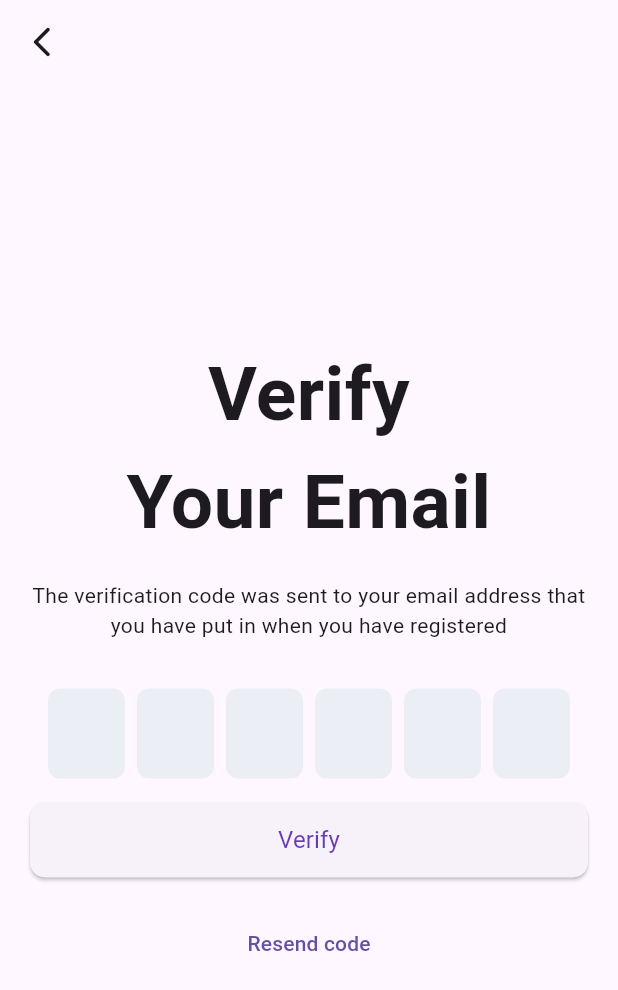
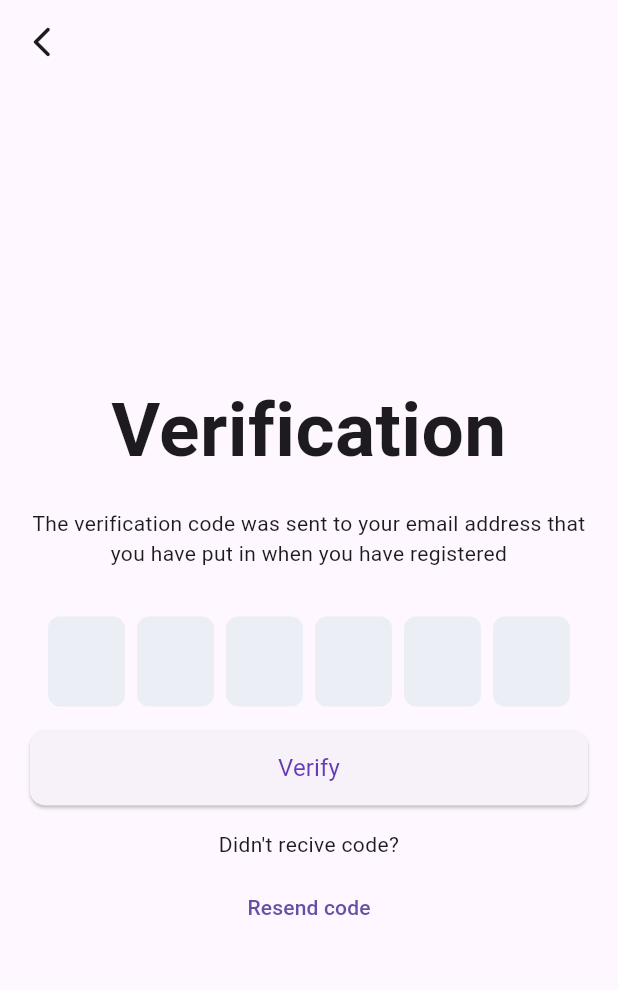
Before and after one commit to TemaDeveloper/flutter_demo, a Flutter app: the VerifyEmailScreen screen opened directly, on a phone screen of 412 x 824 dp. Shown: the top 990 px of the screen. Run offline on Flutter 3.47's test engine with Material 3 defaults, Android fonts, the phone set to English and light mode, and no system bars; drawn by our look-alikes of pinput; our stand-ins replace image_picker, pocketbase, rive; network calls fail.

```diff
--- a/lib/auth/varification.dart
+++ b/lib/auth/varification.dart
@@ -28,7 +28,7 @@ class _VerifyEmailScreenState extends State<VerifyEmailScreen> {
             crossAxisAlignment: CrossAxisAlignment.center,
             children: [
               const Text(
-                'Verify\nYour Email',
+                'Verification',
                 style: TextStyle(fontSize: 50, fontWeight: FontWeight.bold),
                 textAlign: TextAlign.center,
               ),
@@ -75,8 +75,13 @@ class _VerifyEmailScreenState extends State<VerifyEmailScreen> {
                   ),
                 ),
               ),
-              SizedBox(
-                height: 20,
+
+              const Padding(
+                padding: const EdgeInsets.fromLTRB(8, 16, 8, 8),
+                child: Text(
+                  'Didn\'t recive code?',
+                  textAlign: TextAlign.center,
+                ),
               ),
               TextButton(
                 onPressed: () {
--- a/lib/main.dart
+++ b/lib/main.dart
@@ -97,7 +97,7 @@ class _MyHomePageState extends State<HomePage> {
       bottomNavigationBar: BottomNavBar(
         currentIndex: _currentIndex,
         onTap: (i) => setState(() {
-          if (i == Screens.profile.index && usrProvider.isAnon) {
+          if ((i == Screens.profile.index || i == Screens.likes.index) && usrProvider.isAnon) {
             final err = ErrorPopup(
               text: "You must be logged in to view your profile",
               duration: Durations.extralong4,
```
Also changed, not shown: lib/constants/constants.dart (added, +14 -0 lines), lib/screens/home.dart (+52 -42 lines), lib/screens/likes.dart (+19 -8 lines), 1 other file.
